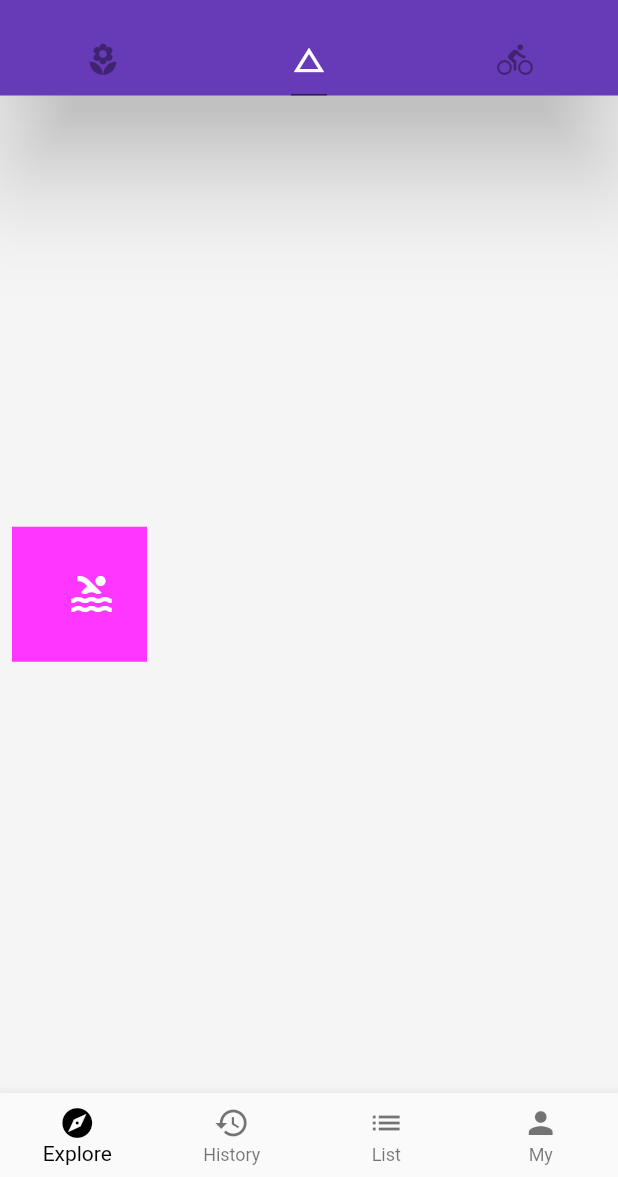
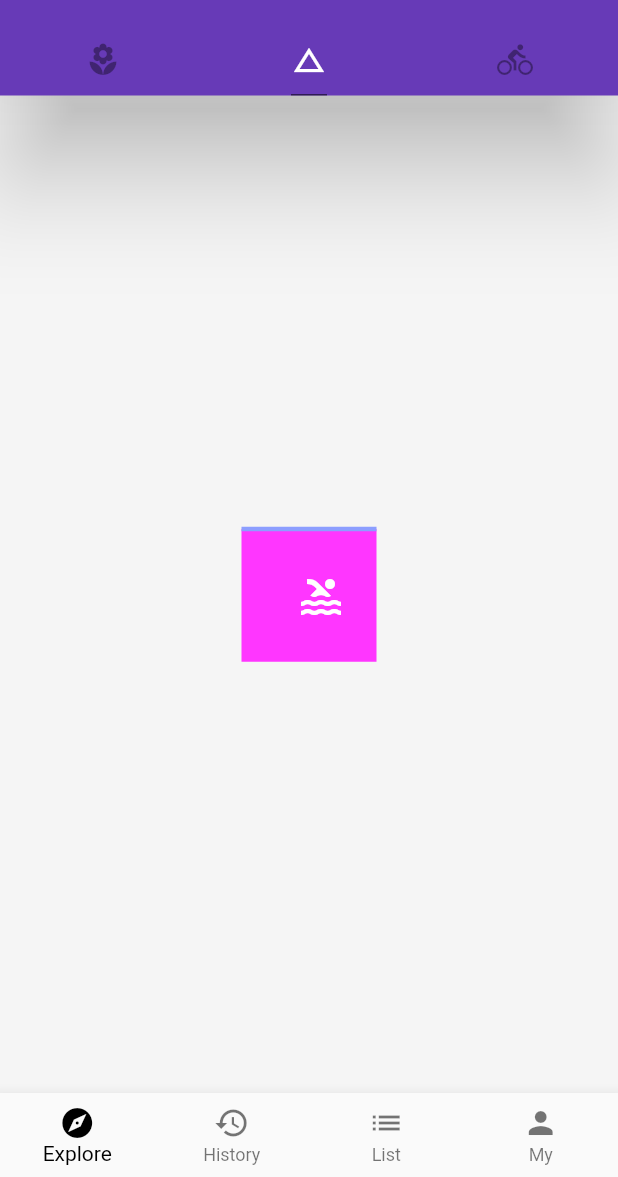
Before and after one commit to skylarsusu/susu_flutter, a Flutter app: the screen it shows after launch, tab 2 chosen, on a phone screen of 412 x 824 dp, the part 59-1236 px from its top. Run offline on Flutter 3.47's test engine with Material 2 defaults, Android fonts, the phone set to English and light mode, and no system bars; network calls fail.

Commit message:
添加装饰盒子外边框

```diff
--- a/lib/Demo/BasicDemo.dart
+++ b/lib/Demo/BasicDemo.dart
@@ -8,14 +8,25 @@ class BasicDemo extends StatelessWidget {
     return  Container(
       color: Colors.grey[100],
       child: Row(
+        mainAxisAlignment: MainAxisAlignment.center,
         children: [
           Container(
             child: Icon(Icons.pool, size: 32.0,color: Colors.white),
-            color: Color.fromRGBO(255, 54, 255, 1.0),
+            // color: Color.fromRGBO(255, 54, 255, 1.0),
             padding: EdgeInsets.only(left: 24.0, right: 8.0),
             margin: EdgeInsets.all(8.0),
             width: 90.0,
             height: 90.0,
+            decoration: BoxDecoration(
+              color: Color.fromRGBO(255, 54, 255, 1.0),
+              border: Border(
+                top: BorderSide(
+                  color: Colors.indigoAccent[100],
+                  width: 3.0,
+                  style: BorderStyle.solid,
+                )
+              )
+            ),
           )
         ],
       ),
```
